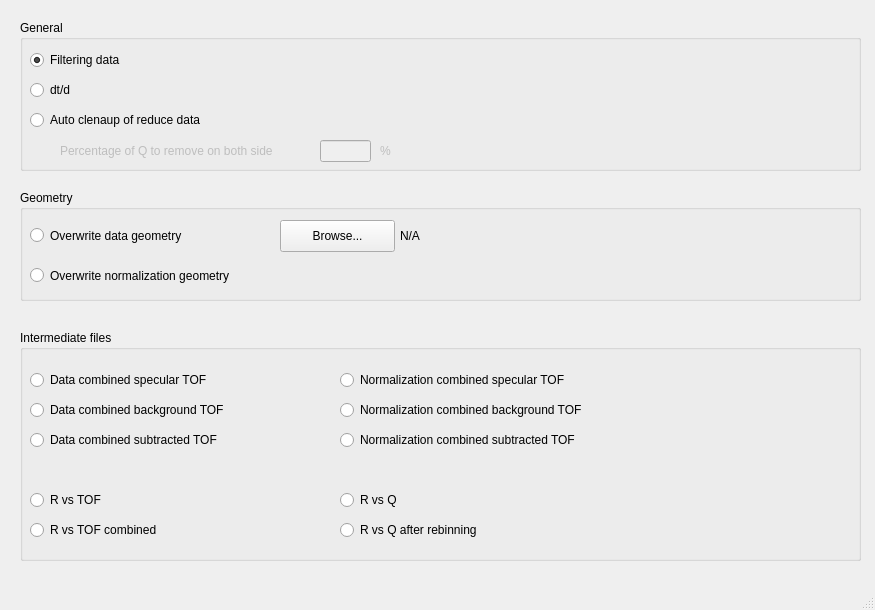
Qt form Code/Mantid/scripts/Interface/ui/reflectometer/advanced.ui (mantidproject/mantid) before a commit.
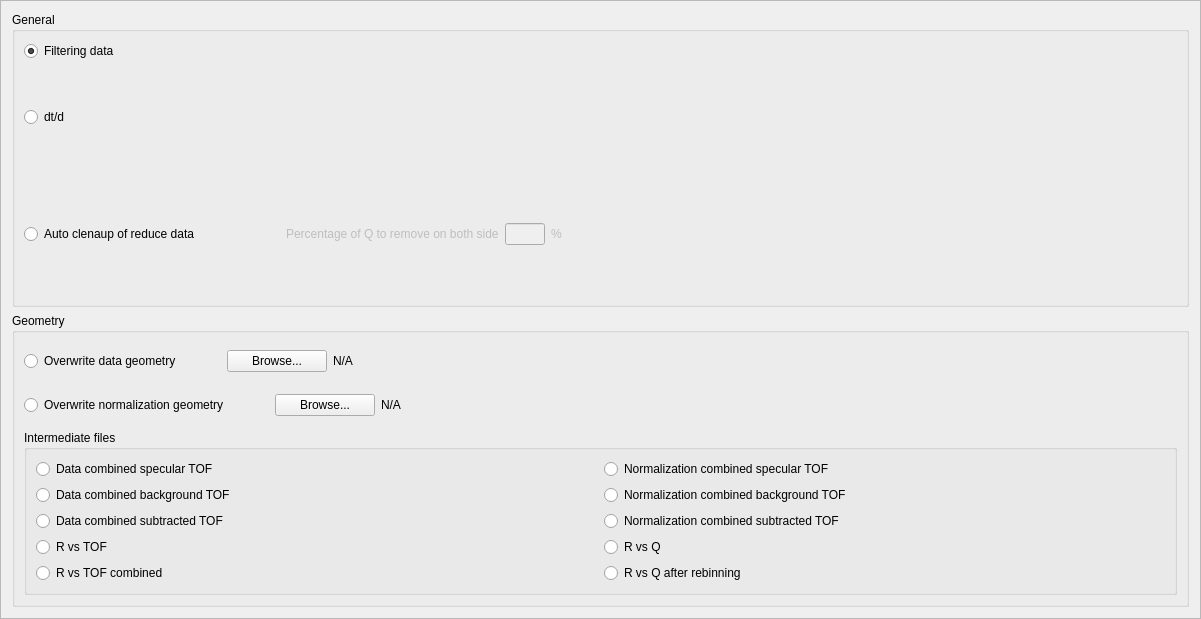
The same form after that commit.

```diff
--- a/Code/Mantid/scripts/Interface/ui/reflectometer/advanced.ui
+++ b/Code/Mantid/scripts/Interface/ui/reflectometer/advanced.ui
@@ -1,40 +1,37 @@
 <?xml version="1.0" encoding="UTF-8"?>
 <ui version="4.0">
- <class>MainWindow</class>
- <widget class="QMainWindow" name="MainWindow">
+ <class>Frame</class>
+ <widget class="QFrame" name="Frame">
   <property name="geometry">
    <rect>
     <x>0</x>
     <y>0</y>
-    <width>875</width>
-    <height>610</height>
+    <width>1201</width>
+    <height>619</height>
    </rect>
   </property>
   <property name="windowTitle">
    <string>MainWindow</string>
   </property>
-  <widget class="QWidget" name="centralwidget">
+  <property name="frameShape">
+   <enum>QFrame::StyledPanel</enum>
+  </property>
+  <property name="frameShadow">
+   <enum>QFrame::Raised</enum>
+  </property>
+  <layout class="QVBoxLayout" name="verticalLayout_12">
+   <item>
+    <layout class="QVBoxLayout" name="verticalLayout_11">
+     <item>
    <widget class="QGroupBox" name="groupBox">
-    <property name="geometry">
-     <rect>
-      <x>20</x>
-      <y>20</y>
-      <width>841</width>
-      <height>151</height>
-     </rect>
-    </property>
     <property name="title">
      <string>General</string>
     </property>
+       <layout class="QVBoxLayout" name="verticalLayout_2">
+        <item>
+         <layout class="QVBoxLayout" name="verticalLayout">
+          <item>
     <widget class="QRadioButton" name="radioButton">
-     <property name="geometry">
-      <rect>
-       <x>10</x>
-       <y>30</y>
-       <width>103</width>
-       <height>20</height>
-      </rect>
-     </property>
      <property name="text">
       <string>Filtering data</string>
      </property>
@@ -45,15 +42,25 @@
       <bool>false</bool>
      </property>
     </widget>
+          </item>
+          <item>
+           <spacer name="verticalSpacer">
+            <property name="orientation">
+             <enum>Qt::Vertical</enum>
+            </property>
+            <property name="sizeType">
+             <enum>QSizePolicy::Fixed</enum>
+            </property>
+            <property name="sizeHint" stdset="0">
+             <size>
+              <width>5</width>
+              <height>40</height>
+             </size>
+            </property>
+           </spacer>
+          </item>
+          <item>
     <widget class="QRadioButton" name="radioButton_2">
-     <property name="geometry">
-      <rect>
-       <x>10</x>
-       <y>60</y>
-       <width>103</width>
-       <height>20</height>
-      </rect>
-     </property>
      <property name="text">
       <string>dt/d</string>
      </property>
@@ -61,15 +68,29 @@
       <bool>false</bool>
      </property>
     </widget>
+          </item>
+          <item>
+           <spacer name="verticalSpacer_2">
+            <property name="orientation">
+             <enum>Qt::Vertical</enum>
+            </property>
+            <property name="sizeType">
+             <enum>QSizePolicy::Fixed</enum>
+            </property>
+            <property name="sizeHint" stdset="0">
+             <size>
+              <width>5</width>
+              <height>40</height>
+             </size>
+            </property>
+           </spacer>
+          </item>
+          <item>
+           <layout class="QHBoxLayout" name="horizontalLayout">
+            <item>
+             <layout class="QHBoxLayout" name="horizontalLayout_8">
+              <item>
     <widget class="QRadioButton" name="radioButton_3">
-     <property name="geometry">
-      <rect>
-       <x>10</x>
-       <y>90</y>
-       <width>211</width>
-       <height>20</height>
-      </rect>
-     </property>
      <property name="text">
       <string>Auto clenaup of reduce data</string>
      </property>
@@ -77,72 +98,107 @@
       <bool>false</bool>
      </property>
     </widget>
+              </item>
+              <item>
+               <spacer name="horizontalSpacer_2">
+                <property name="orientation">
+                 <enum>Qt::Horizontal</enum>
+                </property>
+                <property name="sizeType">
+                 <enum>QSizePolicy::Fixed</enum>
+                </property>
+                <property name="sizeHint" stdset="0">
+                 <size>
+                  <width>80</width>
+                  <height>20</height>
+                 </size>
+                </property>
+               </spacer>
+              </item>
+              <item>
     <widget class="QLabel" name="label">
      <property name="enabled">
       <bool>false</bool>
      </property>
-     <property name="geometry">
-      <rect>
-       <x>40</x>
-       <y>120</y>
-       <width>261</width>
-       <height>21</height>
-      </rect>
-     </property>
      <property name="text">
       <string>Percentage of Q to remove on both side</string>
      </property>
     </widget>
+              </item>
+              <item>
     <widget class="QLineEdit" name="lineEdit">
      <property name="enabled">
       <bool>false</bool>
      </property>
-     <property name="geometry">
-      <rect>
-       <x>300</x>
-       <y>120</y>
-       <width>51</width>
-       <height>22</height>
-      </rect>
-     </property>
-    </widget>
+                <property name="sizePolicy">
+                 <sizepolicy hsizetype="Fixed" vsizetype="Fixed">
+                  <horstretch>0</horstretch>
+                  <verstretch>0</verstretch>
+                 </sizepolicy>
+                </property>
+                <property name="minimumSize">
+                 <size>
+                  <width>40</width>
+                  <height>0</height>
+                 </size>
+                </property>
+                <property name="maximumSize">
+                 <size>
+                  <width>40</width>
+                  <height>16777215</height>
+                 </size>
+                </property>
+               </widget>
+              </item>
+              <item>
     <widget class="QLabel" name="label_2">
      <property name="enabled">
       <bool>false</bool>
      </property>
-     <property name="geometry">
-      <rect>
-       <x>360</x>
-       <y>120</y>
-       <width>21</width>
-       <height>21</height>
-      </rect>
-     </property>
      <property name="text">
       <string>%</string>
      </property>
     </widget>
-   </widget>
+              </item>
+              <item>
+               <spacer name="horizontalSpacer">
+                <property name="orientation">
+                 <enum>Qt::Horizontal</enum>
+                </property>
+                <property name="sizeHint" stdset="0">
+                 <size>
+                  <width>40</width>
+                  <height>20</height>
+                 </size>
+                </property>
+               </spacer>
+              </item>
+             </layout>
+            </item>
+           </layout>
+          </item>
+         </layout>
+        </item>
+       </layout>
+      </widget>
+     </item>
+     <item>
    <widget class="QGroupBox" name="groupBox_2">
-    <property name="geometry">
-     <rect>
-      <x>20</x>
-      <y>190</y>
-      <width>841</width>
-      <height>111</height>
-     </rect>
-    </property>
     <property name="title">
      <string>Geometry</string>
     </property>
+       <layout class="QVBoxLayout" name="verticalLayout_4">
+        <item>
+         <layout class="QVBoxLayout" name="verticalLayout_3">
+          <item>
+           <layout class="QHBoxLayout" name="horizontalLayout_2">
+            <item>
     <widget class="QRadioButton" name="radioButton_4">
-     <property name="geometry">
-      <rect>
-       <x>10</x>
-       <y>30</y>
-       <width>191</width>
-       <height>31</height>
-      </rect>
+              <property name="sizePolicy">
+               <sizepolicy hsizetype="Fixed" vsizetype="Fixed">
+                <horstretch>0</horstretch>
+                <verstretch>0</verstretch>
+               </sizepolicy>
      </property>
      <property name="text">
       <string>Overwrite data geometry</string>
@@ -151,40 +207,68 @@
       <bool>false</bool>
      </property>
     </widget>
+            </item>
+            <item>
+             <spacer name="horizontalSpacer_3">
+              <property name="orientation">
+               <enum>Qt::Horizontal</enum>
+              </property>
+              <property name="sizeType">
+               <enum>QSizePolicy::Fixed</enum>
+              </property>
+              <property name="sizeHint" stdset="0">
+               <size>
+                <width>40</width>
+                <height>20</height>
+               </size>
+              </property>
+             </spacer>
+            </item>
+            <item>
     <widget class="QPushButton" name="pushButton">
-     <property name="geometry">
-      <rect>
-       <x>260</x>
-       <y>30</y>
-       <width>115</width>
-       <height>32</height>
-      </rect>
+              <property name="minimumSize">
+               <size>
+                <width>100</width>
+                <height>0</height>
+               </size>
+              </property>
+              <property name="maximumSize">
+               <size>
+                <width>100</width>
+                <height>16777215</height>
+               </size>
      </property>
      <property name="text">
       <string>Browse...</string>
      </property>
     </widget>
+            </item>
+            <item>
     <widget class="QLabel" name="label_3">
-     <property name="geometry">
-      <rect>
-       <x>380</x>
-       <y>30</y>
-       <width>431</width>
-       <height>31</height>
-      </rect>
+              <property name="minimumSize">
+               <size>
+                <width>100</width>
+                <height>0</height>
+               </size>
      </property>
      <property name="text">
       <string>N/A</string>
      </property>
     </widget>
-    <widget class="QRadioButton" name="radioButton_5">
-     <property name="geometry">
-      <rect>
-       <x>10</x>
-       <y>70</y>
-       <width>251</width>
-       <height>31</height>
-      </rect>
+            </item>
+           </layout>
+          </item>
+         </layout>
+        </item>
+        <item>
+         <layout class="QHBoxLayout" name="horizontalLayout_7">
+          <item>
+           <widget class="QRadioButton" name="radioButton_17">
+            <property name="sizePolicy">
+             <sizepolicy hsizetype="Fixed" vsizetype="Fixed">
+              <horstretch>0</horstretch>
+              <verstretch>0</verstretch>
+             </sizepolicy>
      </property>
      <property name="text">
       <string>Overwrite normalization geometry</string>
@@ -193,28 +277,71 @@
       <bool>false</bool>
      </property>
     </widget>
-   </widget>
+          </item>
+          <item>
+           <spacer name="horizontalSpacer_6">
+            <property name="orientation">
+             <enum>Qt::Horizontal</enum>
+            </property>
+            <property name="sizeType">
+             <enum>QSizePolicy::Fixed</enum>
+            </property>
+            <property name="sizeHint" stdset="0">
+             <size>
+              <width>40</width>
+              <height>20</height>
+             </size>
+            </property>
+           </spacer>
+          </item>
+          <item>
+           <widget class="QPushButton" name="pushButton_4">
+            <property name="minimumSize">
+             <size>
+              <width>100</width>
+              <height>0</height>
+             </size>
+            </property>
+            <property name="maximumSize">
+             <size>
+              <width>100</width>
+              <height>16777215</height>
+             </size>
+            </property>
+            <property name="text">
+             <string>Browse...</string>
+            </property>
+           </widget>
+          </item>
+          <item>
+           <widget class="QLabel" name="label_6">
+            <property name="minimumSize">
+             <size>
+              <width>100</width>
+              <height>0</height>
+             </size>
+            </property>
+            <property name="text">
+             <string>N/A</string>
+            </property>
+           </widget>
+          </item>
+         </layout>
+        </item>
+        <item>
    <widget class="QGroupBox" name="groupBox_3">
-    <property name="geometry">
-     <rect>
-      <x>20</x>
-      <y>330</y>
-      <width>841</width>
-      <height>231</height>
-     </rect>
-    </property>
     <property name="title">
      <string>Intermediate files</string>
     </property>
+          <layout class="QVBoxLayout" name="verticalLayout_10">
+           <item>
+            <layout class="QVBoxLayout" name="verticalLayout_9">
+             <item>
+              <layout class="QHBoxLayout" name="horizontalLayout_3">
+               <item>
+                <layout class="QVBoxLayout" name="verticalLayout_5">
+                 <item>
     <widget class="QRadioButton" name="radioButton_6">
-     <property name="geometry">
-      <rect>
-       <x>10</x>
-       <y>40</y>
-       <width>231</width>
-       <height>20</height>
-      </rect>
-     </property>
      <property name="text">
       <string>Data combined specular TOF</string>
      </property>
@@ -222,15 +349,9 @@
       <bool>false</bool>
      </property>
     </widget>
+                 </item>
+                 <item>
     <widget class="QRadioButton" name="radioButton_7">
-     <property name="geometry">
-      <rect>
-       <x>10</x>
-       <y>70</y>
-       <width>231</width>
-       <height>20</height>
-      </rect>
-     </property>
      <property name="text">
       <string>Data combined background TOF</string>
      </property>
@@ -238,15 +359,9 @@
       <bool>false</bool>
      </property>
     </widget>
+                 </item>
+                 <item>
     <widget class="QRadioButton" name="radioButton_8">
-     <property name="geometry">
-      <rect>
-       <x>10</x>
-       <y>100</y>
-       <width>231</width>
-       <height>20</height>
-      </rect>
-     </property>
      <property name="text">
       <string>Data combined subtracted TOF</string>
      </property>
@@ -254,31 +369,13 @@
       <bool>false</bool>
      </property>
     </widget>
-    <widget class="QRadioButton" name="radioButton_9">
-     <property name="geometry">
-      <rect>
-       <x>320</x>
-       <y>70</y>
-       <width>301</width>
-       <height>20</height>
-      </rect>
-     </property>
-     <property name="text">
-      <string>Normalization combined background TOF</string>
-     </property>
-     <property name="autoExclusive">
-      <bool>false</bool>
-     </property>
-    </widget>
+                 </item>
+                </layout>
+               </item>
+               <item>
+                <layout class="QVBoxLayout" name="verticalLayout_6">
+                 <item>
     <widget class="QRadioButton" name="radioButton_10">
-     <property name="geometry">
-      <rect>
-       <x>320</x>
-       <y>40</y>
-       <width>271</width>
-       <height>20</height>
-      </rect>
-     </property>
      <property name="text">
       <string>Normalization combined specular TOF</string>
      </property>
@@ -286,15 +383,19 @@
       <bool>false</bool>
      </property>
     </widget>
+                 </item>
+                 <item>
+                  <widget class="QRadioButton" name="radioButton_9">
+                   <property name="text">
+                    <string>Normalization combined background TOF</string>
+                   </property>
+                   <property name="autoExclusive">
+                    <bool>false</bool>
+                   </property>
+                  </widget>
+                 </item>
+                 <item>
     <widget class="QRadioButton" name="radioButton_11">
-     <property name="geometry">
-      <rect>
-       <x>320</x>
-       <y>100</y>
-       <width>281</width>
-       <height>20</height>
-      </rect>
-     </property>
      <property name="text">
       <string>Normalization combined subtracted TOF</string>
      </property>
@@ -302,15 +403,17 @@
       <bool>false</bool>
      </property>
     </widget>
+                 </item>
+                </layout>
+               </item>
+              </layout>
+             </item>
+             <item>
+              <layout class="QHBoxLayout" name="horizontalLayout_4">
+               <item>
+                <layout class="QVBoxLayout" name="verticalLayout_7">
+                 <item>
     <widget class="QRadioButton" name="radioButton_12">
-     <property name="geometry">
-      <rect>
-       <x>10</x>
-       <y>160</y>
-       <width>103</width>
-       <height>20</height>
-      </rect>
-     </property>
      <property name="text">
       <string>R vs TOF</string>
      </property>
@@ -318,15 +421,9 @@
       <bool>false</bool>
      </property>
     </widget>
+                 </item>
+                 <item>
     <widget class="QRadioButton" name="radioButton_13">
-     <property name="geometry">
-      <rect>
-       <x>10</x>
-       <y>190</y>
-       <width>151</width>
-       <height>20</height>
-      </rect>
-     </property>
      <property name="text">
       <string>R vs TOF combined</string>
      </property>
@@ -334,15 +431,13 @@
       <bool>false</bool>
      </property>
     </widget>
+                 </item>
+                </layout>
+               </item>
+               <item>
+                <layout class="QVBoxLayout" name="verticalLayout_8">
+                 <item>
     <widget class="QRadioButton" name="radioButton_14">
-     <property name="geometry">
-      <rect>
-       <x>320</x>
-       <y>160</y>
-       <width>103</width>
-       <height>20</height>
-      </rect>
-     </property>
      <property name="text">
       <string>R vs Q</string>
      </property>
@@ -350,15 +445,9 @@
       <bool>false</bool>
      </property>
     </widget>
+                 </item>
+                 <item>
     <widget class="QRadioButton" name="radioButton_15">
-     <property name="geometry">
-      <rect>
-       <x>320</x>
-       <y>190</y>
-       <width>151</width>
-       <height>20</height>
-      </rect>
-     </property>
      <property name="text">
       <string>R vs Q after rebinning</string>
      </property>
@@ -366,19 +455,22 @@
       <bool>false</bool>
      </property>
     </widget>
-   </widget>
-  </widget>
-  <widget class="QMenuBar" name="menubar">
-   <property name="geometry">
-    <rect>
-     <x>0</x>
-     <y>0</y>
-     <width>875</width>
-     <height>22</height>
-    </rect>
-   </property>
-  </widget>
-  <widget class="QStatusBar" name="statusbar"/>
+                 </item>
+                </layout>
+               </item>
+              </layout>
+             </item>
+            </layout>
+           </item>
+          </layout>
+         </widget>
+        </item>
+       </layout>
+      </widget>
+     </item>
+    </layout>
+   </item>
+  </layout>
  </widget>
  <resources/>
  <connections/>
```
Left out of the diff: 2 changed lines with no effect on the pictures. Lines whose indentation alone changed are shown as unchanged.
